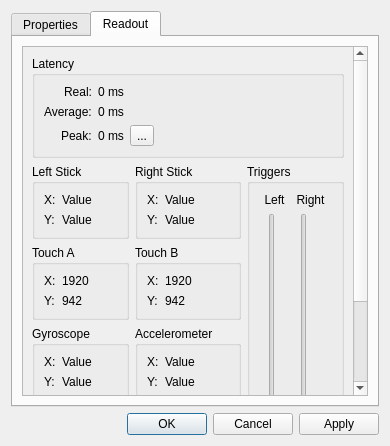
Qt form ds4wizard-cpp/DevicePropertiesDialog.ui (michael-fadely/ds4wizard) before a commit.
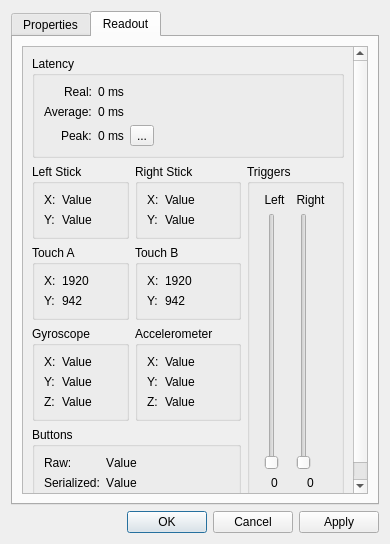
The same form after that commit. The open tabs and pages were chosen to show the change.

Commit message: adjust DeviceProperties dialog, put ProfileEditorDialog back on edit button

Diff of the .ui file:
```diff
--- a/ds4wizard-cpp/DevicePropertiesDialog.ui
+++ b/ds4wizard-cpp/DevicePropertiesDialog.ui
@@ -7,7 +7,7 @@
     <x>0</x>
     <y>0</y>
     <width>390</width>
-    <height>446</height>
+    <height>544</height>
    </rect>
   </property>
   <property name="font">
@@ -237,9 +237,9 @@
           <property name="geometry">
            <rect>
             <x>0</x>
-            <y>-94</y>
-            <width>329</width>
-            <height>445</height>
+            <y>0</y>
+            <width>346</width>
+            <height>449</height>
            </rect>
           </property>
           <layout class="QGridLayout" name="gridLayout_4">
```
The commit also changes 1 other file.
